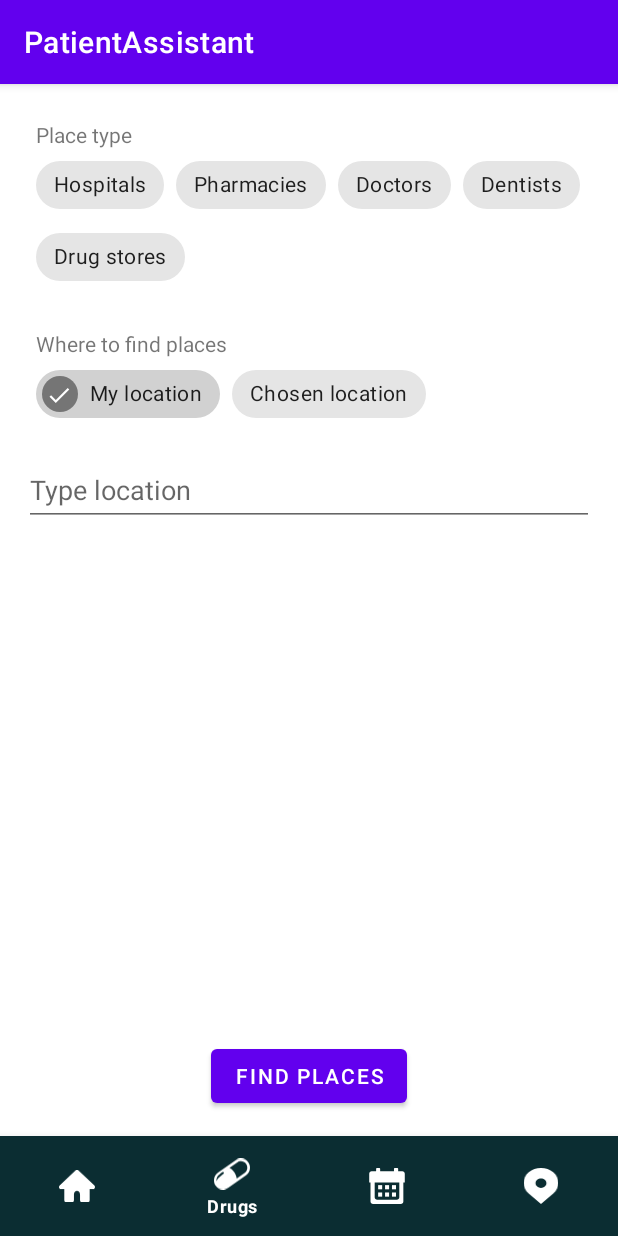
After one commit to AlicjaKowalska/PatientAssistant, an Android app: the fragment MapHelperFragment placed in its activity, on a phone screen of 412 x 824 dp. The commit adds this screen. Run offline under Robolectric (Android 15) with nearby library versions, the phone set to English and light mode, and no system bars; our stand-ins replace Timber, Volley; 1 statement that could not run was skipped.

Commit message:
[Issue #10] Map of pharmacies and medical facilities

```diff
--- a/app/src/main/java/com/example/patientassistant/View/DrugActivity.kt
+++ b/app/src/main/java/com/example/patientassistant/View/DrugActivity.kt
@@ -53,6 +53,12 @@ class DrugActivity : AppCompatActivity(R.layout.activity_drug) {
                     overridePendingTransition(0, 0)
                     return@setOnItemSelectedListener true
                 }
+                R.id.map -> {
+                    Log.i("Menu", "Map selected")
+                    startActivity(Intent(this, MapActivity::class.java))
+                    overridePendingTransition(0, 0)
+                    return@setOnItemSelectedListener true
+                }
             }
             return@setOnItemSelectedListener false
         }
--- a/app/src/main/java/com/example/patientassistant/View/MainActivity.kt
+++ b/app/src/main/java/com/example/patientassistant/View/MainActivity.kt
@@ -56,6 +56,12 @@ class MainActivity : AppCompatActivity() {
                 R.id.appointments -> {
                     Log.i("Menu", "Appointments selected")
                     startActivity(Intent(this, MedicalAppointmentsActivity::class.java))
+                    overridePendingTransition(0, 0)
+                    return@setOnItemSelectedListener true
+                }
+                R.id.map -> {
+                    Log.i("Menu", "Map selected")
+                    startActivity(Intent(this, MapActivity::class.java))
                     overridePendingTransition(0, 0)
                     return@setOnItemSelectedListener true
                 }
--- a/app/src/main/java/com/example/patientassistant/View/MedicalAppointmentsActivity.kt
+++ b/app/src/main/java/com/example/patientassistant/View/MedicalAppointmentsActivity.kt
@@ -59,6 +59,12 @@ class MedicalAppointmentsActivity : AppCompatActivity() {
                     Log.i("Menu", "Appointments selected")
                     return@setOnItemSelectedListener true
                 }
+                R.id.map -> {
+                    Log.i("Menu", "Map selected")
+                    startActivity(Intent(this, MapActivity::class.java))
+                    overridePendingTransition(0, 0)
+                    return@setOnItemSelectedListener true
+                }
             }
             return@setOnItemSelectedListener false
         }
--- /dev/null
+++ b/app/src/main/res/layout/fragment_map_helper.xml
@@ -0,0 +1,124 @@
+<?xml version="1.0" encoding="utf-8"?>
+<androidx.constraintlayout.widget.ConstraintLayout xmlns:android="http://schemas.android.com/apk/res/android"
+    xmlns:app="http://schemas.android.com/apk/res-auto"
+    xmlns:tools="http://schemas.android.com/tools"
+    android:id="@+id/tvTypeChipGroup"
+    android:layout_width="match_parent"
+    android:layout_height="match_parent"
+    tools:context=".Fragment.MapHelperFragment">
+
+    <!-- TODO: Update blank fragment layout -->
+
+    <TextView
+        android:id="@+id/textView"
+        android:layout_width="wrap_content"
+        android:layout_height="wrap_content"
+        android:layout_marginStart="24dp"
+        android:layout_marginTop="24dp"
+        android:text="@string/place_type"
+        app:layout_constraintStart_toStartOf="parent"
+        app:layout_constraintTop_toTopOf="parent" />
+
+    <com.google.android.material.chip.ChipGroup
+        android:id="@+id/chipGroupPlaceType"
+        android:layout_width="wrap_content"
+        android:layout_height="wrap_content"
+        app:layout_constraintStart_toStartOf="@+id/textView"
+        app:layout_constraintTop_toBottomOf="@+id/textView"
+        app:singleLine="false"
+        app:singleSelection="false">
+
+        <com.google.android.material.chip.Chip
+            android:id="@+id/chipHospital"
+            android:layout_width="wrap_content"
+            android:layout_height="wrap_content"
+            android:checkable="true"
+            android:text="@string/hospitals" />
+
+        <com.google.android.material.chip.Chip
+            android:id="@+id/chipPharmacy"
+            android:layout_width="wrap_content"
+            android:layout_height="wrap_content"
+            android:checkable="true"
+            android:text="@string/pharmacies" />
+
+        <com.google.android.material.chip.Chip
+            android:id="@+id/chipDoctor"
+            android:layout_width="wrap_content"
+            android:layout_height="wrap_content"
+            android:checkable="true"
+            android:text="@string/doctors" />
+
+        <com.google.android.material.chip.Chip
+            android:id="@+id/chipDentist"
+            android:layout_width="wrap_content"
+            android:layout_height="wrap_content"
+            android:checkable="true"
+            android:text="@string/dentists" />
+
+        <com.google.android.material.chip.Chip
+            android:id="@+id/chipDrugStore"
+            android:layout_width="wrap_content"
+            android:layout_height="wrap_content"
+            android:checkable="true"
+            android:text="@string/drug_stores" />
+    </com.google.android.material.chip.ChipGroup>
+
+    <TextView
+        android:id="@+id/textView2"
+        android:layout_width="wrap_content"
+        android:layout_height="wrap_content"
+        android:layout_marginTop="24dp"
+        android:text="@string/where_to_find_places"
+        app:layout_constraintStart_toStartOf="@+id/textView"
+        app:layout_constraintTop_toBottomOf="@+id/chipGroupPlaceType" />
+
+    <com.google.android.material.chip.ChipGroup
+        android:id="@+id/chipGroupLocation"
+        android:layout_width="wrap_content"
+        android:layout_height="wrap_content"
+        app:layout_constraintStart_toStartOf="@+id/textView2"
+        app:layout_constraintTop_toBottomOf="@+id/textView2"
+        app:singleSelection="true">
+
+        <com.google.android.material.chip.Chip
+            android:id="@+id/chipLocation"
+            android:layout_width="wrap_content"
+            android:layout_height="wrap_content"
+            android:checkable="true"
+            android:text="@string/my_localization" />
+
+        <com.google.android.material.chip.Chip
+            android:id="@+id/chipSelectedLocation"
+            android:layout_width="wrap_content"
+            android:layout_height="wrap_content"
+            android:checkable="true"
+            android:text="@string/chosen_localization" />
+    </com.google.android.material.chip.ChipGroup>
+
+    <Button
+        android:id="@+id/buttonFind"
+        android:layout_width="wrap_content"
+        android:layout_height="wrap_content"
+        android:layout_marginBottom="16dp"
+        android:text="@string/find_places"
+        app:layout_constraintBottom_toBottomOf="parent"
+        app:layout_constraintEnd_toEndOf="parent"
+        app:layout_constraintStart_toStartOf="parent" />
+
+    <EditText
+        android:id="@+id/editTextLocation"
+        android:layout_width="0dp"
+        android:layout_height="wrap_content"
+        android:layout_marginStart="16dp"
+        android:layout_marginTop="16dp"
+        android:layout_marginEnd="16dp"
+        android:ems="10"
+        android:hint="@string/type_location"
+        android:inputType="text"
+        android:minHeight="48dp"
+        app:layout_constraintEnd_toEndOf="parent"
+        app:layout_constraintStart_toStartOf="parent"
+        app:layout_constraintTop_toBottomOf="@+id/chipGroupLocation" />
+
+</androidx.constraintlayout.widget.ConstraintLayout>
--- a/app/src/main/res/values/strings.xml
+++ b/app/src/main/res/values/strings.xml
@@ -27,6 +27,18 @@
     <string name="edit">edit</string>
     <string name="cancel">Cancel</string>
     <string name="delete">delete</string>
+    <string name="hospitals">Hospitals</string>
+    <string name="pharmacies">Pharmacies</string>
+    <string name="hello_blank_fragment">Hello blank fragment</string>
+    <string name="place_type">Place type</string>
+    <string name="doctors">Doctors</string>
+    <string name="dentists">Dentists</string>
+    <string name="drug_stores">Drug stores</string>
+    <string name="where_to_find_places">Where to find places</string>
+    <string name="my_localization">My location</string>
+    <string name="chosen_localization">Chosen location</string>
+    <string name="find_places">Find places</string>
+    <string name="type_location">Type location</string>
     <string name="drugs">Drugs</string>
     <string name="appointments">Appointments</string>
 
--- a/build.gradle
+++ b/build.gradle
@@ -1,12 +1,16 @@
 // Top-level build file where you can add configuration options common to all sub-projects/modules.
 buildscript {
     ext.kotlin_version = '1.5.31'
+    dependencies {
+        classpath "com.google.android.libraries.mapsplatform.secrets-gradle-plugin:secrets-gradle-plugin:2.0.1"
+    }
 }
 
 plugins {
     id 'com.android.application' version '7.3.1' apply false
     id 'com.android.library' version '7.3.1' apply false
     id 'org.jetbrains.kotlin.android' version '1.7.20' apply false
+    id 'com.google.android.libraries.mapsplatform.secrets-gradle-plugin' version '2.0.1' apply false
 }
 
 ext {
```
Also changed, not shown: app/build.gradle (+10 -0 lines), app/src/main/AndroidManifest.xml (+11 -9 lines), app/src/main/java/com/example/patientassistant/Fragment/MapHelperFragment.kt (added, +165 -0 lines), app/src/main/java/com/example/patientassistant/View/MapActivity.kt (added, +147 -0 lines), app/src/main/res/layout/activity_map.xml (added, +55 -0 lines).
